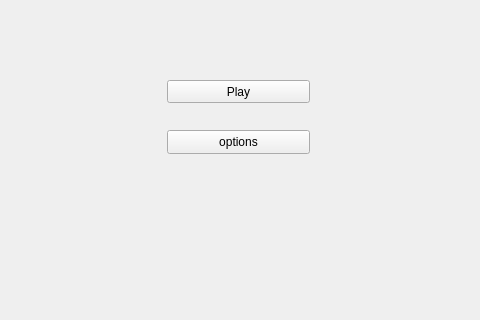
First picture: the form in rg_mainmenu.ui, repository zheguabaoshuma/qtrg, before the edit; both pictures show x 441 to 921 and y 320 to 640 of the 1359 by 640 pixel window.
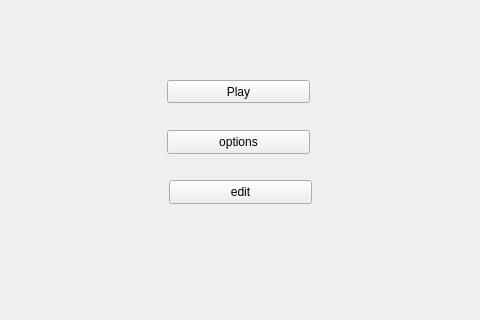
Second picture: the form after the edit.

Commit message: 9th commit 可以在软件中进行铺面修改与制作了，edit界面中，f1是播放/暂停快捷键。

```diff
--- a/rg_mainmenu.ui
+++ b/rg_mainmenu.ui
@@ -65,6 +65,19 @@
     <string>Back</string>
    </property>
   </widget>
+  <widget class="QPushButton" name="pushButton_4">
+   <property name="geometry">
+    <rect>
+     <x>610</x>
+     <y>500</y>
+     <width>143</width>
+     <height>24</height>
+    </rect>
+   </property>
+   <property name="text">
+    <string>edit</string>
+   </property>
+  </widget>
  </widget>
  <resources/>
  <connections/>
```
The commit also changes 9 other files.
